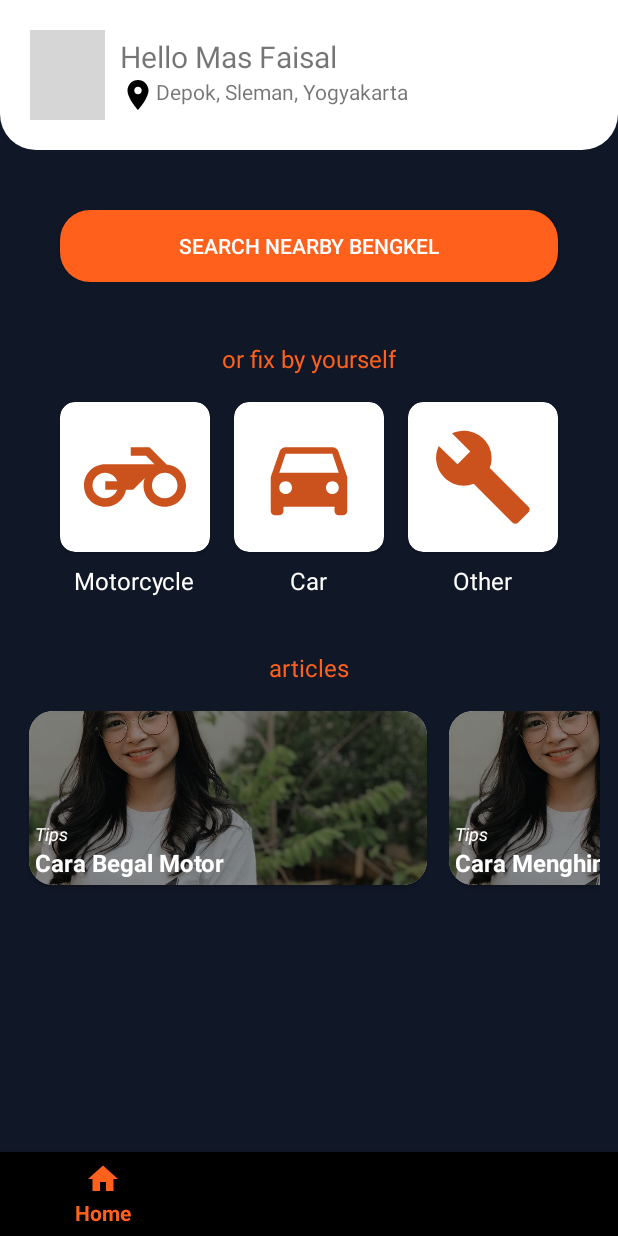
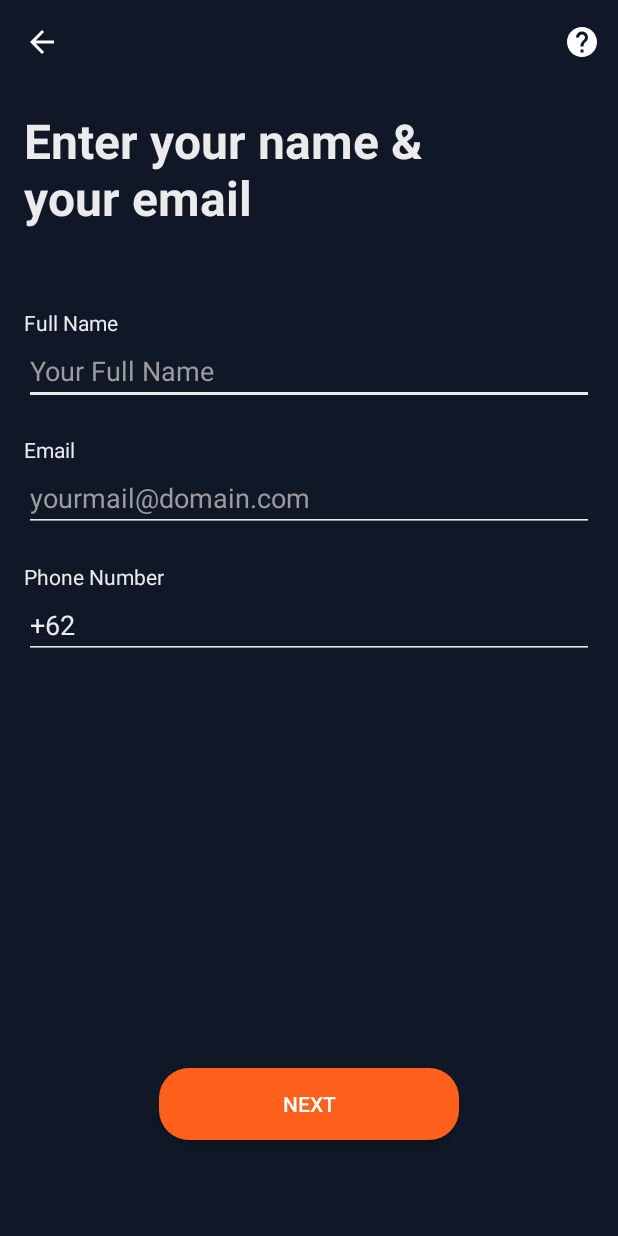
Before and after one commit to Aditrhn/Bengkelin, an Android app: the screen it shows after launch (MainActivity before the commit, RegisterActivity after it), on a phone screen of 412 x 824 dp. Run offline under Robolectric (Android 15) with nearby library versions, the light colour scheme and no system bars; grey boxes are pictures that could not be loaded.

Commit message:
register page
kurang login

```diff
--- /dev/null
+++ b/app/src/main/java/com/bklndev/bengkelin/RegisterActivity.kt
@@ -0,0 +1,35 @@
+package com.bklndev.bengkelin
+
+import android.content.Intent
+import androidx.appcompat.app.AppCompatActivity
+import android.os.Bundle
+import android.view.Menu
+import android.view.MenuInflater
+import kotlinx.android.synthetic.main.activity_register.*
+
+class RegisterActivity : AppCompatActivity() {
+
+    override fun onCreate(savedInstanceState: Bundle?) {
+        super.onCreate(savedInstanceState)
+        setContentView(R.layout.activity_register)
+        setSupportActionBar(findViewById(R.id.tb_register))
+        supportActionBar!!.setDisplayHomeAsUpEnabled(true)
+        supportActionBar!!.setDisplayShowHomeEnabled(true)
+        btn_register_next.setOnClickListener {
+            nextToPassword()
+        }
+    }
+    override fun onSupportNavigateUp(): Boolean {
+        onBackPressed()
+        return true
+    }
+    override fun onCreateOptionsMenu(menu: Menu): Boolean {
+        val inflater: MenuInflater = menuInflater
+        inflater.inflate(R.menu.register_menu, menu)
+        return true
+    }
+    private fun nextToPassword(){
+        intent = Intent(this, RegisterPasswordActivity::class.java)
+        startActivity(intent)
+    }
+}
--- a/app/src/main/java/com/bklndev/bengkelin/fragment/HomeFragment.kt
+++ b/app/src/main/java/com/bklndev/bengkelin/fragment/HomeFragment.kt
@@ -18,7 +18,7 @@ import kotlinx.android.synthetic.main.fragment_home.*
  * A simple [Fragment] subclass.
  */
 class HomeFragment : Fragment() {
-    val title = arrayOf("Cara Begal Motor","Cara Menghindari Cegatan", "Cheat Anti Polisi Terbaru","Cara Memilih Tromol")
+    val title = arrayOf("Cara Begal Motor","Cara Menghindari Cegatan dan Roadblock Heat level 5", "Cheat Anti Polisi Terbaru","Cara Memilih Tromol")
     val section = arrayOf("Tips", "Tips", "News", "Tips")
 
     override fun onCreateView(
--- /dev/null
+++ b/app/src/main/res/drawable/ic_help_white_24dp.xml
@@ -0,0 +1,9 @@
+<vector xmlns:android="http://schemas.android.com/apk/res/android"
+        android:width="24dp"
+        android:height="24dp"
+        android:viewportWidth="24.0"
+        android:viewportHeight="24.0">
+    <path
+        android:fillColor="#FFFFFFFF"
+        android:pathData="M12,2C6.48,2 2,6.48 2,12s4.48,10 10,10 10,-4.48 10,-10S17.52,2 12,2zM13,19h-2v-2h2v2zM15.07,11.25l-0.9,0.92C13.45,12.9 13,13.5 13,15h-2v-0.5c0,-1.1 0.45,-2.1 1.17,-2.83l1.24,-1.26c0.37,-0.36 0.59,-0.86 0.59,-1.41 0,-1.1 -0.9,-2 -2,-2s-2,0.9 -2,2L8,9c0,-2.21 1.79,-4 4,-4s4,1.79 4,4c0,0.88 -0.36,1.68 -0.93,2.25z"/>
+</vector>
--- a/app/src/main/res/drawable/rounded_style_white.xml
+++ b/app/src/main/res/drawable/rounded_style_navy.xml
@@ -1,6 +1,6 @@
 <?xml version="1.0" encoding="utf-8"?>
 <shape xmlns:android="http://schemas.android.com/apk/res/android"
     android:shape="rectangle">
-    <solid android:color="#fff"/>
+    <solid android:color="@color/colorBackground"/>
     <corners android:bottomLeftRadius="24dp" android:bottomRightRadius="24dp"/>
 </shape>
--- a/app/src/main/res/layout/activity_main.xml
+++ b/app/src/main/res/layout/activity_dashboard.xml
@@ -9,7 +9,6 @@
         android:layout_width="match_parent"
         android:layout_height="match_parent"
         android:layout_above="@id/dash_nav"
-        android:background="@color/colorBackground"
         />
 
     <com.google.android.material.bottomnavigation.BottomNavigationView
@@ -17,7 +16,9 @@
         android:layout_width="match_parent"
         android:layout_height="wrap_content"
         app:menu="@menu/bottom_nav_menu"
+        android:background="@color/colorBackground"
         android:layout_alignParentBottom="true"
+        app:labelVisibilityMode="labeled"
         />
 
 </RelativeLayout>
--- /dev/null
+++ b/app/src/main/res/layout/activity_register.xml
@@ -0,0 +1,101 @@
+<?xml version="1.0" encoding="utf-8"?>
+<RelativeLayout xmlns:android="http://schemas.android.com/apk/res/android"
+    xmlns:app="http://schemas.android.com/apk/res-auto"
+    android:layout_width="match_parent"
+    android:layout_height="match_parent"
+    android:background="@color/colorBackground">
+
+    <androidx.appcompat.widget.Toolbar
+        android:id="@+id/tb_register"
+        android:layout_width="match_parent"
+        android:layout_height="?attr/actionBarSize"
+        android:background="@color/colorBackground"
+        android:elevation="0dp"
+        android:foregroundTint="@color/colorWhite"
+        android:theme="@style/ThemeOverlay.AppCompat.ActionBar"
+        app:menu="@menu/register_menu"
+        app:popupTheme="@style/ThemeOverlay.AppCompat.Light"
+        app:title=" "
+        app:titleTextColor="@color/colorWhite" />
+
+    <LinearLayout
+        android:id="@+id/l_register_form"
+        android:layout_width="match_parent"
+        android:layout_height="wrap_content"
+        android:layout_below="@id/tb_register"
+        android:orientation="vertical"
+        android:padding="16dp">
+
+        <TextView
+            android:id="@+id/tv_register_title"
+            android:layout_width="274dp"
+            android:layout_height="wrap_content"
+            android:text="Enter your name &amp; your email"
+            android:textColor="@color/colorWhite"
+            android:textSize="32sp"
+            android:textStyle="bold" />
+
+        <TextView
+            android:layout_width="wrap_content"
+            android:layout_height="wrap_content"
+            android:layout_marginTop="52dp"
+            android:text="Full Name"
+            android:textColor="@color/colorWhite" />
+
+        <EditText
+            android:id="@+id/et_name"
+            android:layout_width="match_parent"
+            android:layout_height="wrap_content"
+            android:backgroundTint="@color/colorWhite"
+            android:hint="Your Full Name"
+            android:inputType="text"
+            android:textColor="@color/colorWhite"
+            android:textColorHint="@color/colorGrey" />
+
+        <TextView
+            android:layout_width="wrap_content"
+            android:layout_height="wrap_content"
+            android:layout_marginTop="20dp"
+            android:text="Email"
+            android:textColor="@color/colorWhite" />
+
+        <EditText
+            android:id="@+id/et_email"
+            android:layout_width="match_parent"
+            android:layout_height="wrap_content"
+            android:backgroundTint="@color/colorWhite"
+            android:hint="yourmail@domain.com"
+            android:inputType="text"
+            android:textColor="@color/colorWhite"
+            android:textColorHint="@color/colorGrey" />
+
+        <TextView
+            android:layout_width="wrap_content"
+            android:layout_height="wrap_content"
+            android:layout_marginTop="20dp"
+            android:text="Phone Number"
+            android:textColor="@color/colorWhite" />
+
+        <EditText
+            android:id="@+id/et_phone"
+            android:layout_width="match_parent"
+            android:layout_height="wrap_content"
+            android:backgroundTint="@color/colorWhite"
+            android:text="+62"
+            android:inputType="phone"
+            android:textColor="@color/colorWhite"
+            android:textColorHint="@color/colorGrey" />
+    </LinearLayout>
+
+    <Button
+        android:id="@+id/btn_register_next"
+        android:layout_alignParentBottom="true"
+        android:layout_centerHorizontal="true"
+        android:layout_width="200dp"
+        android:layout_height="wrap_content"
+        android:layout_gravity="center"
+        android:layout_marginBottom="64dp"
+        android:background="@drawable/rounded_style_primary"
+        android:text="NEXT"
+        android:textColor="#fff" />
+</RelativeLayout>
--- a/app/src/main/res/layout/articles_item.xml
+++ b/app/src/main/res/layout/articles_item.xml
@@ -2,8 +2,7 @@
 <LinearLayout xmlns:android="http://schemas.android.com/apk/res/android"
     xmlns:app="http://schemas.android.com/apk/res-auto"
     android:layout_width="wrap_content"
-    android:layout_height="wrap_content"
-    android:background="@color/colorBackground">
+    android:layout_height="wrap_content">
 
     <androidx.cardview.widget.CardView
         android:layout_width="280dp"
--- a/app/src/main/res/layout/fragment_home.xml
+++ b/app/src/main/res/layout/fragment_home.xml
@@ -4,7 +4,7 @@
     xmlns:tools="http://schemas.android.com/tools"
     android:layout_width="match_parent"
     android:layout_height="match_parent"
-    android:background="@color/colorBackground"
+    android:background="@color/colorWhite"
     android:orientation="vertical"
     tools:context=".fragment.HomeFragment">
 
@@ -13,7 +13,7 @@
         android:id="@+id/cv_hello"
         android:layout_width="match_parent"
         android:layout_height="100dp"
-        android:background="@drawable/rounded_style_white"
+        android:background="@drawable/rounded_style_navy"
         android:orientation="vertical">
 
         <LinearLayout
@@ -40,13 +40,16 @@
                     android:layout_width="wrap_content"
                     android:layout_height="wrap_content"
                     android:text="Hello Mas Faisal"
+                    android:textColor="@color/colorWhite"
                     android:textSize="20sp" />
 
                 <TextView
                     android:layout_width="wrap_content"
                     android:layout_height="wrap_content"
                     android:drawableLeft="@drawable/ic_location_on_black_24dp"
-                    android:text="Depok, Sleman, Yogyakarta" />
+                    android:drawableTint="@color/colorWhite"
+                    android:text="Depok, Sleman, Yogyakarta"
+                    android:textColor="@color/colorWhite" />
             </LinearLayout>
         </LinearLayout>
     </LinearLayout>
@@ -74,7 +77,8 @@
             android:layout_marginTop="12dp"
             android:text="or fix by yourself"
             android:textColor="@color/colorPrimary"
-            android:textSize="16dp" />
+            android:textSize="16dp"
+            android:textStyle="bold" />
 
         <LinearLayout
             android:layout_width="match_parent"
@@ -93,6 +97,7 @@
                     android:layout_width="100dp"
                     android:layout_height="100dp"
                     android:layout_margin="8dp"
+                    android:backgroundTint="@color/colorBackground"
                     app:cardCornerRadius="10dp">
 
                     <ImageView
@@ -100,14 +105,14 @@
                         android:layout_height="match_parent"
                         android:layout_margin="16dp"
                         android:src="@drawable/ic_motorcycle_black_24dp"
-                        android:tint="@color/colorPrimaryDark" />
+                        android:tint="@color/colorPrimary" />
                 </androidx.cardview.widget.CardView>
 
                 <TextView
                     android:layout_width="wrap_content"
                     android:layout_height="wrap_content"
                     android:text="Motorcycle"
-                    android:textColor="#fff"
+                    android:textColor="@color/colorBackground"
                     android:textSize="16sp" />
             </LinearLayout>
 
@@ -121,6 +126,7 @@
                     android:layout_width="100dp"
                     android:layout_height="100dp"
                     android:layout_margin="8dp"
+                    android:backgroundTint="@color/colorBackground"
                     app:cardCornerRadius="10dp">
 
                     <ImageView
@@ -128,14 +134,14 @@
                         android:layout_height="match_parent"
                         android:layout_margin="16dp"
                         android:src="@drawable/ic_directions_car_black_24dp"
-                        android:tint="@color/colorPrimaryDark" />
+                        android:tint="@color/colorPrimary" />
                 </androidx.cardview.widget.CardView>
 
                 <TextView
                     android:layout_width="wrap_content"
                     android:layout_height="wrap_content"
                     android:text="Car"
-                    android:textColor="#fff"
+                    android:textColor="@color/colorBackground"
                     android:textSize="16sp" />
             </LinearLayout>
 
@@ -149,6 +155,7 @@
                     android:layout_width="100dp"
                     android:layout_height="100dp"
                     android:layout_margin="8dp"
+                    android:backgroundTint="@color/colorBackground"
                     app:cardCornerRadius="10dp">
 
                     <ImageView
@@ -156,14 +163,14 @@
                         android:layout_height="match_parent"
                         android:layout_margin="16dp"
                         android:src="@drawable/ic_build_black_24dp"
-                        android:tint="@color/colorPrimaryDark" />
+                        android:tint="@color/colorPrimary" />
                 </androidx.cardview.widget.CardView>
 
                 <TextView
                     android:layout_width="wrap_content"
                     android:layout_height="wrap_content"
                     android:text="Other"
-                    android:textColor="#fff"
+                    android:textColor="@color/colorBackground"
                     android:textSize="16sp" />
             </LinearLayout>
         </LinearLayout>
@@ -176,13 +183,22 @@
             android:layout_marginTop="36dp"
             android:text="articles"
             android:textColor="@color/colorPrimary"
-            android:textSize="16dp" />
+            android:textSize="16dp"
+            android:textStyle="bold" />
 
         <androidx.recyclerview.widget.RecyclerView
             android:id="@+id/rv_article"
             android:layout_width="match_parent"
-            android:layout_height="match_parent"
+            android:layout_height="132dp"
             android:layout_marginTop="10dp"
             android:orientation="horizontal" />
+
+        <TextView
+            android:layout_width="wrap_content"
+            android:layout_height="wrap_content"
+            android:layout_gravity="end"
+            android:text="view more"
+            android:textColor="@color/colorPrimary"
+            android:textSize="16dp" />
     </LinearLayout>
 </LinearLayout>
--- a/app/src/main/res/menu/bottom_nav_menu.xml
+++ b/app/src/main/res/menu/bottom_nav_menu.xml
@@ -2,17 +2,17 @@
 <menu xmlns:android="http://schemas.android.com/apk/res/android">
 
     <item
-        android:id="@+id/dash_nav_home"
+        android:id="@+id/item_nav_home"
         android:icon="@drawable/ic_home_black_24dp"
         android:title="@string/title_home" />
 
     <item
-        android:id="@+id/dash_nav_chat"
+        android:id="@+id/item_nav_chat"
         android:icon="@drawable/ic_chat_black_24dp"
         android:title="@string/title_chat" />
 
     <item
-        android:id="@+id/dash_nav_account"
+        android:id="@+id/item_nav_account"
         android:icon="@drawable/ic_account_circle_black_24dp"
         android:title="@string/title_account" />
 
--- /dev/null
+++ b/app/src/main/res/menu/register_menu.xml
@@ -0,0 +1,11 @@
+<?xml version="1.0" encoding="utf-8"?>
+<menu xmlns:android="http://schemas.android.com/apk/res/android"
+    xmlns:app="http://schemas.android.com/apk/res-auto">
+    <item
+        android:id="@+id/item_register_help"
+        android:icon="@drawable/ic_help_white_24dp"
+        android:iconTint="@color/colorWhite"
+        android:title="help"
+        app:showAsAction="always"/>
+
+</menu>
--- a/app/src/main/res/values/colors.xml
+++ b/app/src/main/res/values/colors.xml
@@ -4,5 +4,6 @@
     <color name="colorPrimary">#FF611D</color>
     <color name="colorPrimaryDark">#CB521D</color>
     <color name="colorAccent">#FFFFFF</color>
-    <color name="colorWhite">#FFFFFF</color>
+    <color name="colorWhite">#EBEBEB</color>
+    <color name="colorGrey">#9C9C9C</color>
 </resources>
--- a/app/src/main/res/values/styles.xml
+++ b/app/src/main/res/values/styles.xml
@@ -1,10 +1,10 @@
 <resources>
 
     <!-- Base application theme. -->
-    <style name="AppTheme" parent="Theme.AppCompat.Light.NoActionBar">
+    <style name="AppTheme" parent="Theme.AppCompat.NoActionBar">
         <!-- Customize your theme here. -->
         <item name="colorPrimary">@color/colorPrimary</item>
-        <item name="colorPrimaryDark">@color/colorPrimaryDark</item>
+        <item name="colorPrimaryDark">@color/colorBackground</item>
         <item name="colorAccent">@color/colorAccent</item>
     </style>
 
--- a/build.gradle
+++ b/build.gradle
@@ -10,6 +10,7 @@ buildscript {
     dependencies {
         classpath 'com.android.tools.build:gradle:3.5.0'
         classpath "org.jetbrains.kotlin:kotlin-gradle-plugin:$kotlin_version"
+        classpath 'com.google.gms:google-services:4.3.2'
         // NOTE: Do not place your application dependencies here; they belong
         // in the individual module build.gradle files
     }
```
Also changed, not shown: app/build.gradle (+8 -1 lines), app/src/main/AndroidManifest.xml (+5 -3 lines), app/src/main/java/com/bklndev/bengkelin/DashboardActivity.kt (renamed from app/src/main/java/com/bklndev/bengkelin/MainActivity.kt, +15 -15 lines), app/src/main/java/com/bklndev/bengkelin/RegisterPasswordActivity.kt (added, +37 -0 lines), app/src/main/res/drawable/main_background.xml (deleted, +0 -17 lines), app/src/main/res/layout/activity_register_password.xml (added, +82 -0 lines), 1 other file.
